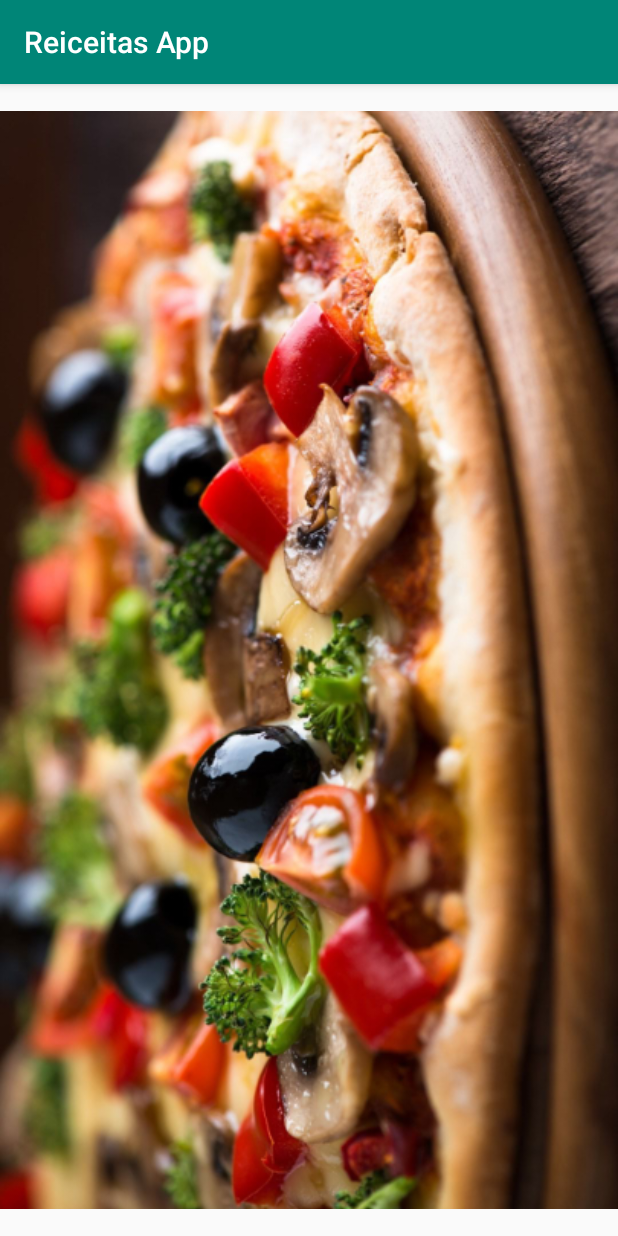
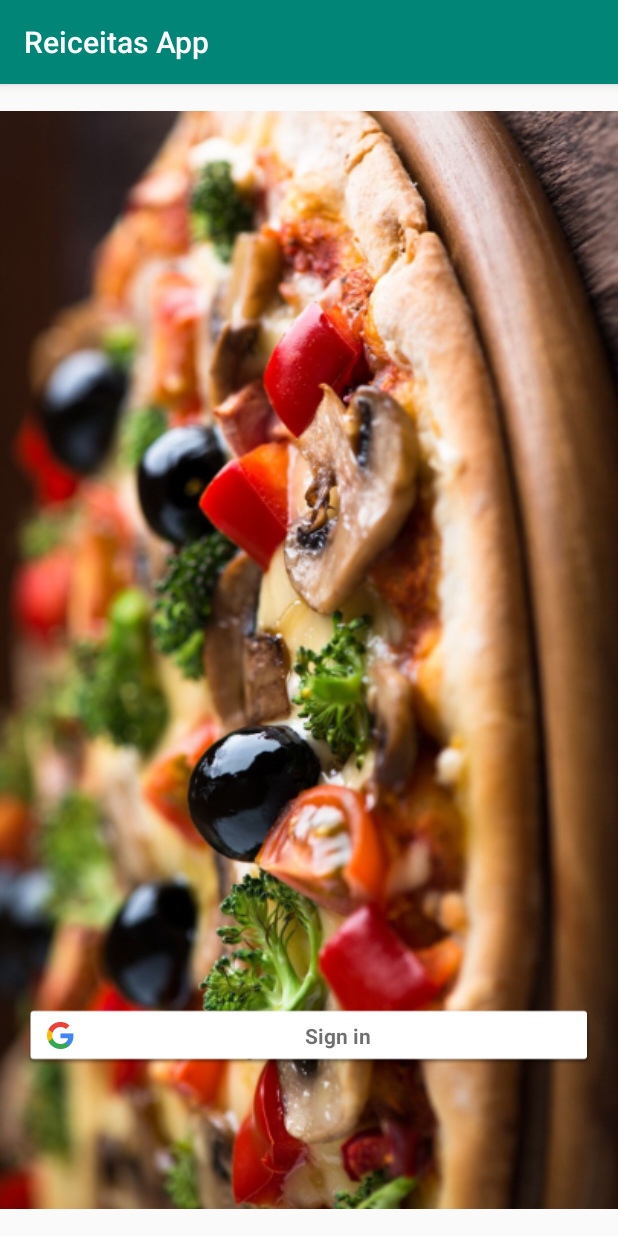
Before and after one commit to geanbrandao/ReceitasApp, an Android app: the screen it shows after launch (MainActivity), on a phone screen of 412 x 824 dp. Run offline under Robolectric (Android 15) with nearby library versions, the phone set to English and light mode, and no system bars.

Commit message:
Imagem de fundo na tela de login e botão de login do Google

```diff
--- a/app/build.gradle
+++ b/app/build.gradle
@@ -7,7 +7,7 @@ android {
         minSdkVersion 24
         targetSdkVersion 28
         versionCode 1
-        versionName "1.0"
+        versionName "1.1"
         testInstrumentationRunner "android.support.test.runner.AndroidJUnitRunner"
     }
     buildTypes {
@@ -17,11 +17,16 @@ android {
         }
     }
 }
-
+apply plugin: 'com.google.gms.google-services'
 dependencies {
     implementation fileTree(dir: 'libs', include: ['*.jar'])
     implementation 'com.android.support:appcompat-v7:28.0.0'
     implementation 'com.android.support.constraint:constraint-layout:1.1.3'
+
+    //google
+    implementation 'com.google.android.gms:play-services-auth:16.0.1'
+
+
     testImplementation 'junit:junit:4.12'
     androidTestImplementation 'com.android.support.test:runner:1.0.2'
     androidTestImplementation 'com.android.support.test.espresso:espresso-core:3.0.2'
--- a/app/src/main/res/layout/activity_main.xml
+++ b/app/src/main/res/layout/activity_main.xml
@@ -13,7 +13,30 @@
         android:scaleType="fitCenter"
         app:layout_constraintBottom_toBottomOf="parent"
         app:layout_constraintEnd_toEndOf="parent"
+        app:layout_constraintHorizontal_bias="0.0"
         app:layout_constraintStart_toStartOf="parent"
         app:layout_constraintTop_toTopOf="parent"
+        app:layout_constraintVertical_bias="0.0"
         app:srcCompat="@drawable/fundo_comida" />
+
+    <com.google.android.gms.common.SignInButton
+        android:id="@+id/login_with_google"
+        android:layout_width="0dp"
+        android:layout_height="40dp"
+        android:layout_marginStart="16dp"
+        android:layout_marginTop="8dp"
+        android:layout_marginEnd="16dp"
+        android:layout_marginBottom="8dp"
+        app:layout_constraintBottom_toBottomOf="parent"
+        app:layout_constraintEnd_toEndOf="parent"
+        app:layout_constraintStart_toStartOf="parent"
+        app:layout_constraintTop_toTopOf="@+id/guideline" />
+
+    <android.support.constraint.Guideline
+        android:id="@+id/guideline"
+        android:layout_width="wrap_content"
+        android:layout_height="wrap_content"
+        android:orientation="horizontal"
+        app:layout_constraintGuide_percent="0.65" />
+
 </android.support.constraint.ConstraintLayout>
```
